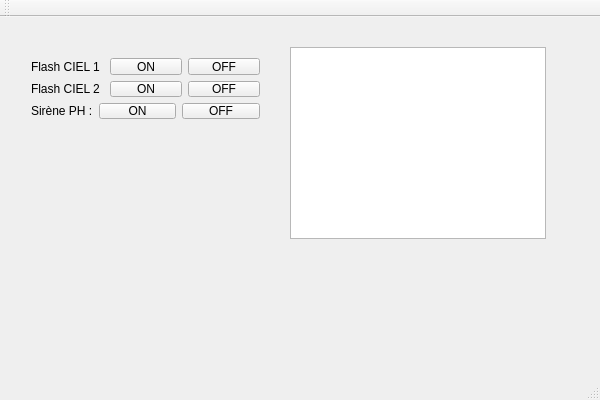
The window that ModuleTestModbus/test_module_bus.ui (Brevart-eloi/QT_modules_test_SMS) describes before a commit, drawn with Qt 5.
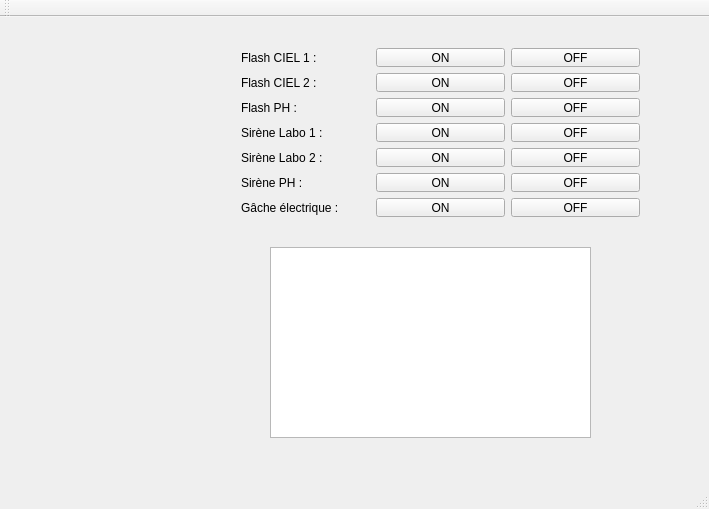
The same window after the commit.

Diff of the .ui file:
```diff
--- a/ModuleTestModbus/test_module_bus.ui
+++ b/ModuleTestModbus/test_module_bus.ui
@@ -6,8 +6,8 @@
    <rect>
     <x>0</x>
     <y>0</y>
-    <width>600</width>
-    <height>400</height>
+    <width>709</width>
+    <height>509</height>
    </rect>
   </property>
   <property name="windowTitle">
@@ -17,10 +17,10 @@
    <widget class="QListWidget" name="listWidget">
     <property name="geometry">
      <rect>
-      <x>290</x>
-      <y>30</y>
-      <width>256</width>
-      <height>192</height>
+      <x>270</x>
+      <y>230</y>
+      <width>321</width>
+      <height>191</height>
      </rect>
     </property>
     <property name="currentRow">
@@ -30,10 +30,10 @@
    <widget class="QWidget" name="verticalLayoutWidget">
     <property name="geometry">
      <rect>
-      <x>20</x>
-      <y>30</y>
-      <width>251</width>
-      <height>83</height>
+      <x>230</x>
+      <y>20</y>
+      <width>421</width>
+      <height>191</height>
      </rect>
     </property>
     <layout class="QVBoxLayout" name="verticalLayout">
@@ -114,6 +114,117 @@
      <item>
       <layout class="QHBoxLayout" name="FlashCiel1HorizontalLayout_2">
        <item>
+        <widget class="QLabel" name="FlashPHLabel">
+         <property name="text">
+          <string>Flash PH :</string>
+         </property>
+        </widget>
+       </item>
+       <item>
+        <widget class="QPushButton" name="FlashPHOn">
+         <property name="text">
+          <string>ON</string>
+         </property>
+         <property name="CoilAdress" stdset="0">
+          <UInt>7</UInt>
+         </property>
+         <property name="ValueToWrite" stdset="0">
+          <bool>true</bool>
+         </property>
+        </widget>
+       </item>
+       <item>
+        <widget class="QPushButton" name="FlashPHOff">
+         <property name="text">
+          <string>OFF</string>
+         </property>
+         <property name="CoilAdress" stdset="0">
+          <UInt>7</UInt>
+         </property>
+         <property name="ValueToWrite" stdset="0">
+          <bool>false</bool>
+         </property>
+        </widget>
+       </item>
+      </layout>
+     </item>
+     <item>
+      <layout class="QHBoxLayout" name="FlashCiel1HorizontalLayout_3">
+       <item>
+        <widget class="QLabel" name="SireneLab1Label">
+         <property name="text">
+          <string>Sirène Labo 1 :</string>
+         </property>
+        </widget>
+       </item>
+       <item>
+        <widget class="QPushButton" name="SireneLab1On">
+         <property name="text">
+          <string>ON</string>
+         </property>
+         <property name="CoilAdress" stdset="0">
+          <UInt>2</UInt>
+         </property>
+         <property name="ValueToWrite" stdset="0">
+          <bool>true</bool>
+         </property>
+        </widget>
+       </item>
+       <item>
+        <widget class="QPushButton" name="SireneLab1Off">
+         <property name="text">
+          <string>OFF</string>
+         </property>
+         <property name="CoilAdress" stdset="0">
+          <UInt>2</UInt>
+         </property>
+         <property name="ValueToWrite" stdset="0">
+          <bool>false</bool>
+         </property>
+        </widget>
+       </item>
+      </layout>
+     </item>
+     <item>
+      <layout class="QHBoxLayout" name="FlashCiel1HorizontalLayout_4">
+       <item>
+        <widget class="QLabel" name="SireneLab2Label">
+         <property name="text">
+          <string>Sirène Labo 2 :</string>
+         </property>
+        </widget>
+       </item>
+       <item>
+        <widget class="QPushButton" name="SireneLab2On">
+         <property name="text">
+          <string>ON</string>
+         </property>
+         <property name="CoilAdress" stdset="0">
+          <UInt>4</UInt>
+         </property>
+         <property name="ValueToWrite" stdset="0">
+          <bool>true</bool>
+         </property>
+        </widget>
+       </item>
+       <item>
+        <widget class="QPushButton" name="SireneLab2Off">
+         <property name="text">
+          <string>OFF</string>
+         </property>
+         <property name="CoilAdress" stdset="0">
+          <UInt>4</UInt>
+         </property>
+         <property name="ValueToWrite" stdset="0">
+          <bool>false</bool>
+         </property>
+        </widget>
+       </item>
+      </layout>
+     </item>
+     <item>
+      <layout class="QHBoxLayout" name="FlashCiel1HorizontalLayout_5">
+       <item>
         <widget class="QLabel" name="SirenePHLabel">
          <property name="text">
           <string>Sirène PH :</string>
@@ -148,6 +259,43 @@
        </item>
       </layout>
      </item>
+     <item>
+      <layout class="QHBoxLayout" name="FlashCiel1HorizontalLayout_6">
+       <item>
+        <widget class="QLabel" name="GacheLabel">
+         <property name="text">
+          <string>Gâche électrique :</string>
+         </property>
+        </widget>
+       </item>
+       <item>
+        <widget class="QPushButton" name="GacheOn">
+         <property name="text">
+          <string>ON</string>
+         </property>
+         <property name="CoilAdress" stdset="0">
+          <UInt>0</UInt>
+         </property>
+         <property name="ValueToWrite" stdset="0">
+          <bool>true</bool>
+         </property>
+        </widget>
+       </item>
+       <item>
+        <widget class="QPushButton" name="GacheOff">
+         <property name="text">
+          <string>OFF</string>
+         </property>
+         <property name="CoilAdress" stdset="0">
+          <UInt>0</UInt>
+         </property>
+         <property name="ValueToWrite" stdset="0">
+          <bool>false</bool>
+         </property>
+        </widget>
+       </item>
+      </layout>
+     </item>
     </layout>
    </widget>
   </widget>
```
Left out of the diff: 4 changed lines with no effect on the pictures.
